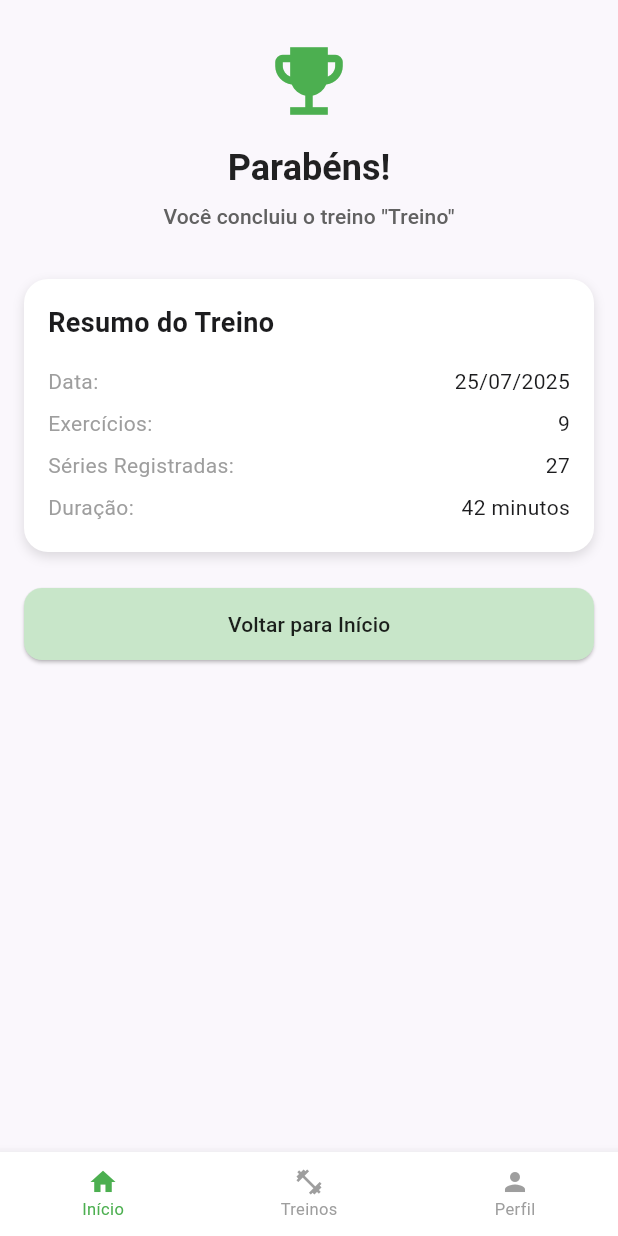
After one commit to isabellaoliveira11/FitIA, a Flutter app: the RelatorioTreinoScreen screen opened by its route, on a phone screen of 412 x 824 dp. The commit adds this screen. Run offline on Flutter 3.47's test engine with Material 3 defaults, Android fonts, the phone set to English and light mode, and no system bars; our stand-ins replace go_router, google_fonts, table_calendar; network calls fail.

Commit message:
feat: add workout summary screen

```diff
--- a/lib/routes/app_router.dart
+++ b/lib/routes/app_router.dart
@@ -1,4 +1,5 @@
 import 'package:go_router/go_router.dart';
+
 import '../screens/home_screen.dart';
 import '../screens/login_screen.dart';
 import '../screens/treino/treino_screen.dart';
@@ -8,6 +9,8 @@ import '../screens/treino/exercicios/quadriceps_exercises_screen.dart';
 import '../screens/treino/exercicios/treino_ativo_screen.dart';
 import '../screens/treino/exercicios/detalhes_exercicio_screen.dart';
 import '../screens/treino/detalhes_treino_screen.dart';
+import '../screens/treino/relatorio_treino_screen.dart'; // ✅ import necessário
+
 import '../models/treino_model.dart';
 
 final GoRouter appRouter = GoRouter(
@@ -56,13 +59,23 @@ final GoRouter appRouter = GoRouter(
         return TreinoAtivoScreen(treino: treino);
       },
     ),
-      GoRoute(
-      path: '/treino/exercicio',
+    GoRoute(
+      path: '/detalhesExercicio',
       builder: (context, state) {
-        final nomeExercicio = state.extra as String;
-        return DetalhesExercicioScreen(nomeExercicio: nomeExercicio);
+        final args = state.extra as Map<String, dynamic>;
+        return DetalhesExercicioScreen(
+          nomeExercicio: args['nomeExercicio'],
+          indexAtual: args['indexAtual'],
+          totalExercicios: args['totalExercicios'],
+        );
       },
     ),
-
+    GoRoute(
+      path: '/relatorio',
+      builder: (context, state) {
+        final nomeTreino = state.extra as String? ?? 'Treino';
+        return RelatorioTreinoScreen(nomeTreino: nomeTreino);
+      },
+    ),
   ],
 );
--- /dev/null
+++ b/lib/screens/treino/relatorio_treino_screen.dart
@@ -0,0 +1,144 @@
+import 'package:flutter/material.dart';
+import 'package:go_router/go_router.dart';
+
+class RelatorioTreinoScreen extends StatelessWidget {
+  final String nomeTreino;
+
+  const RelatorioTreinoScreen({super.key, required this.nomeTreino});
+
+  @override
+  Widget build(BuildContext context) {
+    final theme = Theme.of(context);
+    final dataAtual = _formatarData(DateTime.now());
+
+    return Scaffold(
+      backgroundColor: const Color(0xFFFAF7FC),
+      body: SafeArea(
+        child: SingleChildScrollView(
+          padding: const EdgeInsets.fromLTRB(16, 24, 16, 32),
+          child: Column(
+            crossAxisAlignment: CrossAxisAlignment.start,
+            children: [
+              // Cabeçalho
+              Center(
+                child: Column(
+                  children: [
+                    const Icon(Icons.emoji_events, size: 60, color: Colors.green),
+                    const SizedBox(height: 12),
+                    Text(
+                      "Parabéns!",
+                      style: theme.textTheme.headlineSmall?.copyWith(
+                        fontWeight: FontWeight.bold,
+                        color: Colors.black87,
+                      ),
+                    ),
+                    const SizedBox(height: 6),
+                    Text(
+                      "Você concluiu o treino \"$nomeTreino\"",
+                      style: theme.textTheme.titleSmall?.copyWith(
+                        color: Colors.grey[700],
+                      ),
+                      textAlign: TextAlign.center,
+                    ),
+                  ],
+                ),
+              ),
+
+              const SizedBox(height: 32),
+
+              // Card de resumo
+              Container(
+                width: double.infinity,
+                padding: const EdgeInsets.all(16),
+                decoration: BoxDecoration(
+                  color: Colors.white,
+                  borderRadius: BorderRadius.circular(16),
+                  boxShadow: const [
+                    BoxShadow(
+                      color: Colors.black12,
+                      blurRadius: 6,
+                      offset: Offset(0, 3),
+                    ),
+                  ],
+                ),
+                child: Column(
+                  crossAxisAlignment: CrossAxisAlignment.start,
+                  children: [
+                    const Text("Resumo do Treino", style: TextStyle(fontSize: 18, fontWeight: FontWeight.bold)),
+                    const SizedBox(height: 12),
+                    _buildLinhaResumo("Data:", dataAtual),
+                    _buildLinhaResumo("Exercícios:", "9"),
+                    _buildLinhaResumo("Séries Registradas:", "27"),
+                    _buildLinhaResumo("Duração:", "42 minutos"),
+                  ],
+                ),
+              ),
+
+              const SizedBox(height: 24),
+
+              // Botão de voltar
+              SizedBox(
+                width: double.infinity,
+                child: ElevatedButton(
+                  onPressed: () => context.go('/'),
+                  style: ElevatedButton.styleFrom(
+                    backgroundColor: Colors.green[100],
+                    foregroundColor: Colors.black87,
+                    padding: const EdgeInsets.symmetric(vertical: 14),
+                    shape: RoundedRectangleBorder(
+                      borderRadius: BorderRadius.circular(12),
+                    ),
+                  ),
+                  child: const Text("Voltar para Início"),
+                ),
+              ),
+            ],
+          ),
+        ),
+      ),
+
+      // BottomNavigationBar com GoRouter
+      bottomNavigationBar: BottomNavigationBar(
+        type: BottomNavigationBarType.fixed,
+        backgroundColor: Colors.white,
+        currentIndex: 0,
+        selectedItemColor: Colors.green,
+        unselectedItemColor: Colors.grey,
+        selectedFontSize: 11,
+        unselectedFontSize: 11,
+        iconSize: 20,
+        elevation: 6,
+        onTap: (index) {
+          if (index == 0) context.go('/');
+          if (index == 1) context.go('/treino');
+          if (index == 2) context.go('/perfil');
+        },
+        items: const [
+          BottomNavigationBarItem(icon: Icon(Icons.home), label: 'Início'),
+          BottomNavigationBarItem(icon: Icon(Icons.fitness_center), label: 'Treinos'),
+          BottomNavigationBarItem(icon: Icon(Icons.person), label: 'Perfil'),
+        ],
+      ),
+    );
+  }
+
+  Widget _buildLinhaResumo(String titulo, String valor) {
+    return Padding(
+      padding: const EdgeInsets.symmetric(vertical: 4),
+      child: Row(
+        mainAxisAlignment: MainAxisAlignment.spaceBetween,
+        children: [
+          Text(titulo, style: const TextStyle(color: Colors.grey)),
+          Text(valor),
+        ],
+      ),
+    );
+  }
+
+  String _formatarData(DateTime data) {
+    final dia = data.day.toString().padLeft(2, '0');
+    final mes = data.month.toString().padLeft(2, '0');
+    final ano = data.year.toString();
+    return "$dia/$mes/$ano";
+  }
+}
--- a/pubspec.yaml
+++ b/pubspec.yaml
@@ -15,6 +15,7 @@ dependencies:
   go_router: ^13.1.0
   table_calendar: ^3.0.9
   google_fonts: ^6.1.0
+  intl: ^0.18.1
 
 dev_dependencies:
   flutter_test:
```
Also changed, not shown: lib/main.dart (+5 -2 lines), lib/screens/home_screen.dart (+6 -4 lines), lib/screens/treino/detalhes_treino_screen.dart (+21 -5 lines), lib/screens/treino/exercicios/detalhes_exercicio_screen.dart (+32 -2 lines), lib/screens/treino/exercicios/treino_ativo_screen.dart (+29 -3 lines), pubspec.lock.
